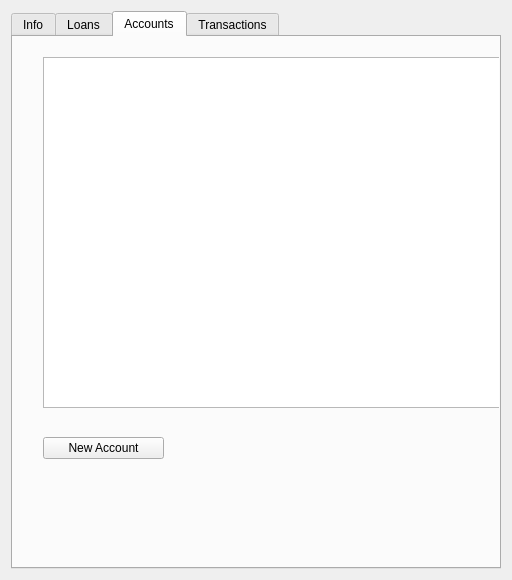
Qt form Pages/UI/memberPage.ui (akhilesh26/CSMS) before a commit.
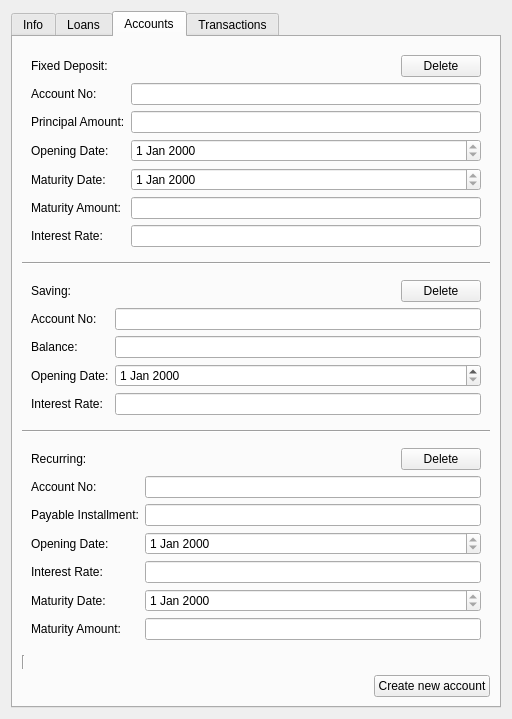
The same form after that commit.

Commit message: account page

The edit to the form file:
```diff
--- a/Pages/UI/memberPage.ui
+++ b/Pages/UI/memberPage.ui
@@ -7,7 +7,7 @@
     <x>0</x>
     <y>0</y>
     <width>512</width>
-    <height>577</height>
+    <height>719</height>
    </rect>
   </property>
   <property name="windowTitle">
@@ -16,6 +16,11 @@
   <layout class="QGridLayout" name="gridLayout">
    <item row="0" column="0">
     <widget class="QTabWidget" name="tabWidget">
+     <property name="font">
+      <font>
+       <kerning>true</kerning>
+      </font>
+     </property>
      <property name="currentIndex">
       <number>2</number>
      </property>
@@ -465,29 +470,388 @@
       <attribute name="title">
        <string>Accounts</string>
       </attribute>
-      <widget class="QPushButton" name="newAccountPushButton">
-       <property name="geometry">
-        <rect>
-         <x>30</x>
-         <y>400</y>
-         <width>121</width>
-         <height>22</height>
-        </rect>
-       </property>
-       <property name="text">
-        <string>New Account</string>
-       </property>
-      </widget>
-      <widget class="QListView" name="accountsListView">
-       <property name="geometry">
-        <rect>
-         <x>30</x>
-         <y>20</y>
-         <width>491</width>
-         <height>351</height>
-        </rect>
-       </property>
-      </widget>
+      <layout class="QVBoxLayout" name="verticalLayout_3">
+       <item>
+        <layout class="QVBoxLayout" name="verticalLayout_2">
+         <item>
+          <widget class="QWidget" name="fixedDepositWidget" native="true">
+           <layout class="QVBoxLayout" name="fixedDepositVerticalLayout">
+            <item>
+             <layout class="QHBoxLayout" name="horizontalLayout_9">
+              <item>
+               <widget class="QLabel" name="label_3">
+                <property name="text">
+                 <string>Fixed Deposit:</string>
+                </property>
+               </widget>
+              </item>
+              <item>
+               <spacer name="horizontalSpacer_4">
+                <property name="orientation">
+                 <enum>Qt::Horizontal</enum>
+                </property>
+                <property name="sizeHint" stdset="0">
+                 <size>
+                  <width>40</width>
+                  <height>20</height>
+                 </size>
+                </property>
+               </spacer>
+              </item>
+              <item>
+               <widget class="QPushButton" name="fDeletePushButton">
+                <property name="text">
+                 <string>Delete</string>
+                </property>
+               </widget>
+              </item>
+             </layout>
+            </item>
+            <item>
+             <layout class="QFormLayout" name="formLayout_2">
+              <item row="0" column="0">
+               <widget class="QLabel" name="label_4">
+                <property name="text">
+                 <string>Account No:</string>
+                </property>
+               </widget>
+              </item>
+              <item row="0" column="1">
+               <widget class="QLineEdit" name="fAccountNoLineEdit">
+                <property name="readOnly">
+                 <bool>true</bool>
+                </property>
+               </widget>
+              </item>
+              <item row="1" column="0">
+               <widget class="QLabel" name="label_5">
+                <property name="text">
+                 <string>Principal Amount:</string>
+                </property>
+               </widget>
+              </item>
+              <item row="1" column="1">
+               <widget class="QLineEdit" name="fPrincipalAmountLineEdit">
+                <property name="readOnly">
+                 <bool>true</bool>
+                </property>
+               </widget>
+              </item>
+              <item row="2" column="0">
+               <widget class="QLabel" name="label_7">
+                <property name="text">
+                 <string>Opening Date:</string>
+                </property>
+               </widget>
+              </item>
+              <item row="2" column="1">
+               <widget class="QDateEdit" name="fOpeningDateEdit">
+                <property name="readOnly">
+                 <bool>true</bool>
+                </property>
+               </widget>
+              </item>
+              <item row="3" column="0">
+               <widget class="QLabel" name="label_6">
+                <property name="text">
+                 <string>Maturity Date:</string>
+                </property>
+               </widget>
+              </item>
+              <item row="3" column="1">
+               <widget class="QDateEdit" name="fMaturityDateEdit">
+                <property name="readOnly">
+                 <bool>true</bool>
+                </property>
+               </widget>
+              </item>
+              <item row="4" column="0">
+               <widget class="QLabel" name="label_8">
+                <property name="text">
+                 <string>Maturity Amount:</string>
+                </property>
+               </widget>
+              </item>
+              <item row="4" column="1">
+               <widget class="QLineEdit" name="fMaturityAmountLineEdit">
+                <property name="readOnly">
+                 <bool>true</bool>
+                </property>
+               </widget>
+              </item>
+              <item row="5" column="0">
+               <widget class="QLabel" name="label_14">
+                <property name="text">
+                 <string>Interest Rate:</string>
+                </property>
+               </widget>
+              </item>
+              <item row="5" column="1">
+               <widget class="QLineEdit" name="fInterestRateLineEdit">
+                <property name="readOnly">
+                 <bool>true</bool>
+                </property>
+               </widget>
+              </item>
+             </layout>
+            </item>
+           </layout>
+          </widget>
+         </item>
+         <item>
+          <widget class="Line" name="line">
+           <property name="orientation">
+            <enum>Qt::Horizontal</enum>
+           </property>
+          </widget>
+         </item>
+         <item>
+          <widget class="QWidget" name="savingWidget" native="true">
+           <layout class="QVBoxLayout" name="savingsVerticalLayout">
+            <item>
+             <layout class="QHBoxLayout" name="horizontalLayout_10">
+              <item>
+               <widget class="QLabel" name="label_22">
+                <property name="text">
+                 <string>Saving:</string>
+                </property>
+               </widget>
+              </item>
+              <item>
+               <spacer name="horizontalSpacer_5">
+                <property name="orientation">
+                 <enum>Qt::Horizontal</enum>
+                </property>
+                <property name="sizeHint" stdset="0">
+                 <size>
+                  <width>40</width>
+                  <height>20</height>
+                 </size>
+                </property>
+               </spacer>
+              </item>
+              <item>
+               <widget class="QPushButton" name="sDeletePushButton">
+                <property name="text">
+                 <string>Delete</string>
+                </property>
+               </widget>
+              </item>
+             </layout>
+            </item>
+            <item>
+             <layout class="QFormLayout" name="formLayout_3">
+              <item row="0" column="0">
+               <widget class="QLabel" name="label_10">
+                <property name="text">
+                 <string>Account No:</string>
+                </property>
+               </widget>
+              </item>
+              <item row="0" column="1">
+               <widget class="QLineEdit" name="sAccountNoLineEdit"/>
+              </item>
+              <item row="1" column="0">
+               <widget class="QLabel" name="label_11">
+                <property name="text">
+                 <string>Balance:</string>
+                </property>
+               </widget>
+              </item>
+              <item row="1" column="1">
+               <widget class="QLineEdit" name="sBalanceLineEdit"/>
+              </item>
+              <item row="2" column="0">
+               <widget class="QLabel" name="label_12">
+                <property name="text">
+                 <string>Opening Date:</string>
+                </property>
+               </widget>
+              </item>
+              <item row="2" column="1">
+               <widget class="QDateEdit" name="sOpeningDateEdit"/>
+              </item>
+              <item row="3" column="0">
+               <widget class="QLabel" name="label_13">
+                <property name="text">
+                 <string>Interest Rate:</string>
+                </property>
+               </widget>
+              </item>
+              <item row="3" column="1">
+               <widget class="QLineEdit" name="sInterestRateLineEdit"/>
+              </item>
+             </layout>
+            </item>
+           </layout>
+          </widget>
+         </item>
+         <item>
+          <widget class="Line" name="line_2">
+           <property name="orientation">
+            <enum>Qt::Horizontal</enum>
+           </property>
+          </widget>
+         </item>
+         <item>
+          <widget class="QWidget" name="recurringWidget" native="true">
+           <layout class="QVBoxLayout" name="recurringVerticalLayout">
+            <item>
+             <layout class="QHBoxLayout" name="horizontalLayout_11">
+              <item>
+               <widget class="QLabel" name="label_9">
+                <property name="text">
+                 <string>Recurring:</string>
+                </property>
+               </widget>
+              </item>
+              <item>
+               <spacer name="horizontalSpacer_6">
+                <property name="orientation">
+                 <enum>Qt::Horizontal</enum>
+                </property>
+                <property name="sizeHint" stdset="0">
+                 <size>
+                  <width>40</width>
+                  <height>20</height>
+                 </size>
+                </property>
+               </spacer>
+              </item>
+              <item>
+               <widget class="QPushButton" name="rDushButton">
+                <property name="text">
+                 <string>Delete</string>
+                </property>
+               </widget>
+              </item>
+             </layout>
+            </item>
+            <item>
+             <layout class="QFormLayout" name="formLayout_4">
+              <item row="0" column="0">
+               <widget class="QLabel" name="label_16">
+                <property name="text">
+                 <string>Account No:</string>
+                </property>
+               </widget>
+              </item>
+              <item row="1" column="0">
+               <widget class="QLabel" name="label_17">
+                <property name="text">
+                 <string>Payable Installment:</string>
+                </property>
+               </widget>
+              </item>
+              <item row="2" column="0">
+               <widget class="QLabel" name="label_18">
+                <property name="text">
+                 <string>Opening Date:</string>
+                </property>
+               </widget>
+              </item>
+              <item row="3" column="0">
+               <widget class="QLabel" name="label_19">
+                <property name="text">
+                 <string>Interest Rate:</string>
+                </property>
+               </widget>
+              </item>
+              <item row="4" column="0">
+               <widget class="QLabel" name="label_20">
+                <property name="text">
+                 <string>Maturity Date:</string>
+                </property>
+               </widget>
+              </item>
+              <item row="5" column="0">
+               <widget class="QLabel" name="label_21">
+                <property name="text">
+                 <string>Maturity Amount:</string>
+                </property>
+               </widget>
+              </item>
+              <item row="0" column="1">
+               <widget class="QLineEdit" name="rAccountNoLineEdit">
+                <property name="readOnly">
+                 <bool>true</bool>
+                </property>
+               </widget>
+              </item>
+              <item row="1" column="1">
+               <widget class="QLineEdit" name="rInstallmentLineEdit">
+                <property name="readOnly">
+                 <bool>true</bool>
+                </property>
+               </widget>
+              </item>
+              <item row="2" column="1">
+               <widget class="QDateEdit" name="rOpeningDateEdit">
+                <property name="readOnly">
+                 <bool>true</bool>
+                </property>
+               </widget>
+              </item>
+              <item row="4" column="1">
+               <widget class="QDateEdit" name="rMaturityDateEdit">
+                <property name="readOnly">
+                 <bool>true</bool>
+                </property>
+               </widget>
+              </item>
+              <item row="3" column="1">
+               <widget class="QLineEdit" name="rInterestRateLineEdit">
+                <property name="readOnly">
+                 <bool>true</bool>
+                </property>
+               </widget>
+              </item>
+              <item row="5" column="1">
+               <widget class="QLineEdit" name="rMaturityAmountLineEdit">
+                <property name="readOnly">
+                 <bool>true</bool>
+                </property>
+               </widget>
+              </item>
+             </layout>
+            </item>
+           </layout>
+          </widget>
+         </item>
+         <item>
+          <widget class="Line" name="line_3">
+           <property name="orientation">
+            <enum>Qt::Vertical</enum>
+           </property>
+          </widget>
+         </item>
+         <item>
+          <layout class="QHBoxLayout" name="horizontalLayout_3">
+           <item>
+            <spacer name="horizontalSpacer_3">
+             <property name="orientation">
+              <enum>Qt::Horizontal</enum>
+             </property>
+             <property name="sizeHint" stdset="0">
+              <size>
+               <width>40</width>
+               <height>20</height>
+              </size>
+             </property>
+            </spacer>
+           </item>
+           <item>
+            <widget class="QPushButton" name="createAccountPushButton">
+             <property name="text">
+              <string>Create new account</string>
+             </property>
+            </widget>
+           </item>
+          </layout>
+         </item>
+        </layout>
+       </item>
+      </layout>
      </widget>
      <widget class="QWidget" name="transactionTab">
       <attribute name="title">
```
The commit also changes 3 other files.
